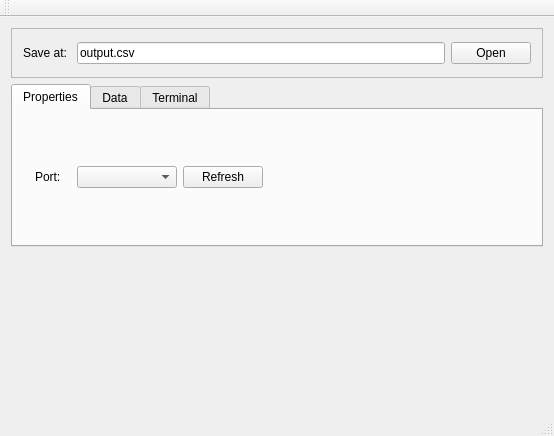
The window that GUI/mainwindow.ui (jcbedoyam/AbacusSoftware) describes before a commit, drawn with Qt 5.
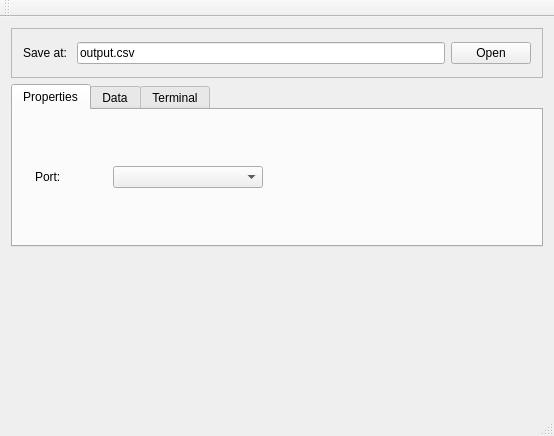
The same window after the commit.

What changed in the file:
```diff
--- a/GUI/mainwindow.ui
+++ b/GUI/mainwindow.ui
@@ -95,7 +95,7 @@
             <widget class="QComboBox" name="port_box">
              <property name="minimumSize">
               <size>
-               <width>100</width>
+               <width>150</width>
                <height>0</height>
               </size>
              </property>
@@ -108,13 +108,6 @@
              </property>
             </widget>
            </item>
-           <item row="0" column="2">
-            <widget class="QPushButton" name="refresh_button">
-             <property name="text">
-              <string>Refresh</string>
-             </property>
-            </widget>
-           </item>
           </layout>
          </widget>
         </item>
```
